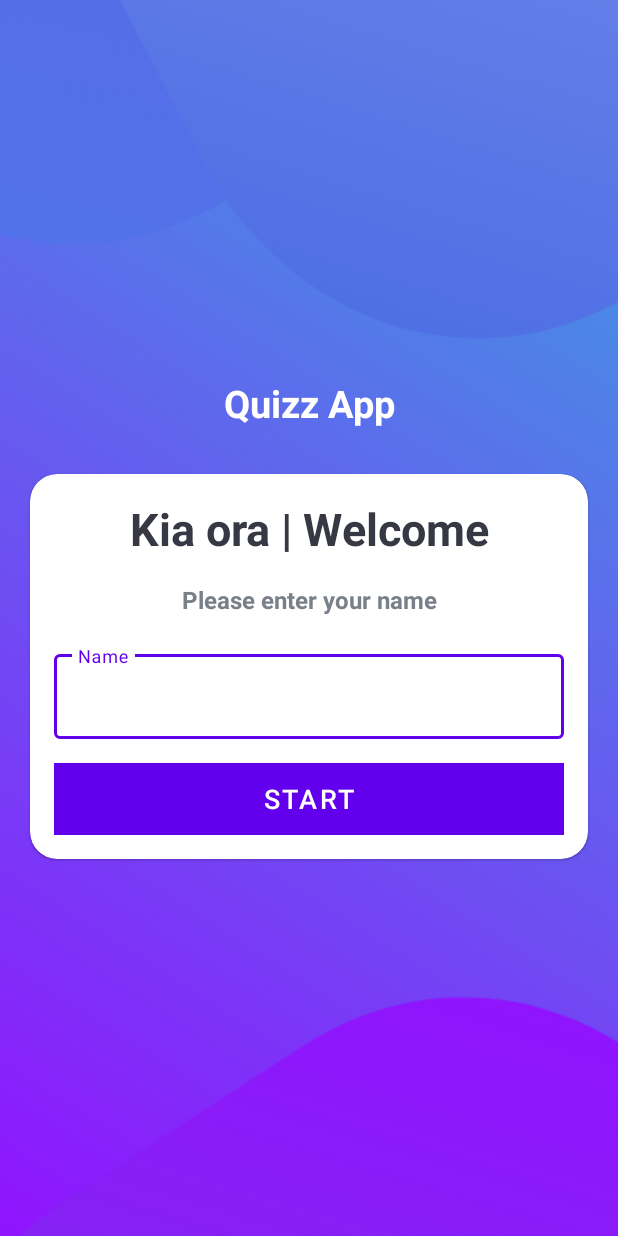
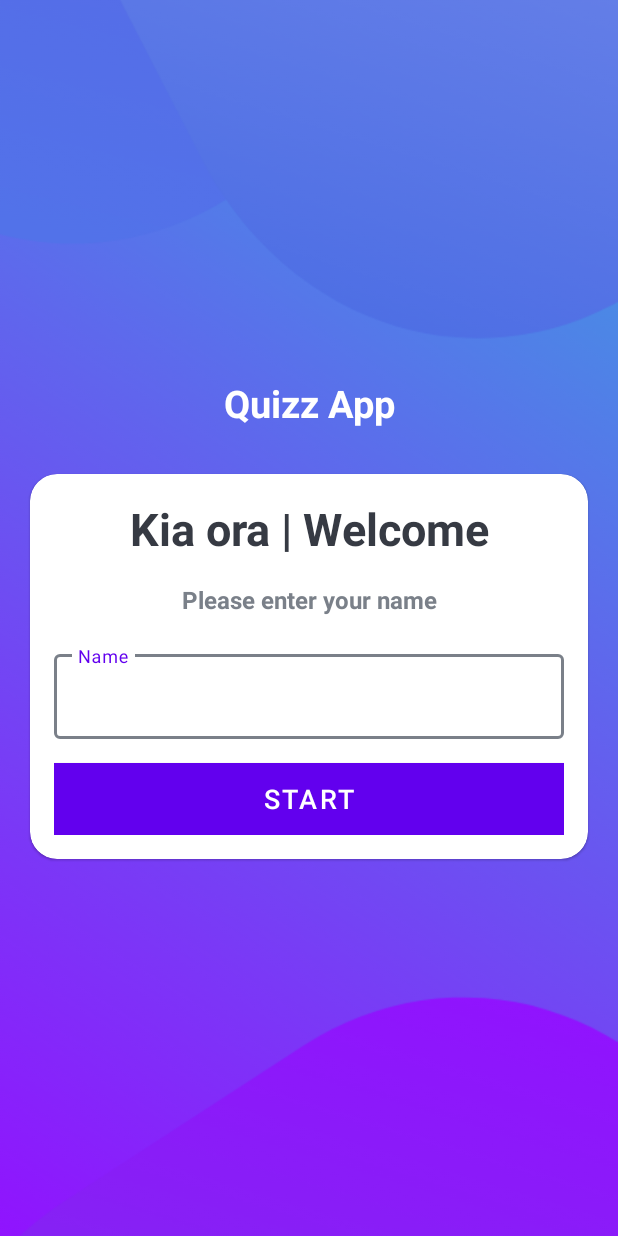
Before and after one commit to tehau26nz/quizzApp, an Android app: the screen it shows after launch (MainActivity), on a phone screen of 412 x 824 dp. Run offline under Robolectric (Android 15) with nearby library versions, the phone set to English and light mode, and no system bars.

Commit message:
Light and Dark mode fixed

```diff
--- a/app/src/main/res/drawable/correct_option_border_bg.xml
+++ b/app/src/main/res/drawable/correct_option_border_bg.xml
@@ -1,7 +1,6 @@
 <?xml version="1.0" encoding="utf-8"?>
 <shape xmlns:android="http://schemas.android.com/apk/res/android"
     android:shape="rectangle">
-
     <solid android:color="@color/green_validate"/>
     <corners android:radius="5dp"/>
 </shape>
--- a/app/src/main/res/drawable/default_option_border_bg.xml
+++ b/app/src/main/res/drawable/default_option_border_bg.xml
@@ -3,7 +3,7 @@
     android:shape="rectangle">
     <stroke
         android:width="1dp"
-        android:color="#E8E8E8"/>
+        android:color="@color/default_stroke_color"/>
     <solid android:color="@color/white"/>
     <corners android:radius="5dp"/>
 </shape>
--- a/app/src/main/res/drawable/wrong_option_border_bg.xml
+++ b/app/src/main/res/drawable/wrong_option_border_bg.xml
@@ -1,7 +1,6 @@
 <?xml version="1.0" encoding="utf-8"?>
 <shape xmlns:android="http://schemas.android.com/apk/res/android"
     android:shape="rectangle">
-
     <solid android:color="@color/red_error"/>
     <corners android:radius="5dp"/>
 </shape>
--- a/app/src/main/res/layout/activity_main.xml
+++ b/app/src/main/res/layout/activity_main.xml
@@ -41,7 +41,7 @@
                 android:textSize="30sp"
                 android:textStyle="bold"
                 android:gravity="center"
-                android:textColor="#363843"
+                android:textColor="@color/dark_grey"
                 />
 
             <TextView
@@ -52,7 +52,7 @@
                 android:layout_marginTop="16dp"
                 android:textStyle="bold"
                 android:gravity="center"
-                android:textColor="#7A8089"
+                android:textColor="@color/light_grey"
                 />
 
             <com.google.android.material.textfield.TextInputLayout
@@ -60,6 +60,8 @@
                 android:layout_height="wrap_content"
                 style="@style/Widget.MaterialComponents.TextInputLayout.OutlinedBox"
                 android:layout_marginTop="20dp"
+                android:textColorHint="@color/light_grey"
+                app:boxStrokeColor="@color/light_grey"
                 >
 
                 <androidx.appcompat.widget.AppCompatEditText
@@ -69,7 +71,6 @@
                     android:hint="Name"
                     android:inputType="textCapWords"
                     android:textColor="@color/dark_grey"
-                    android:textColorHint="@color/light_grey"
                     />
 
             </com.google.android.material.textfield.TextInputLayout>
@@ -79,7 +80,7 @@
                 android:layout_width="match_parent"
                 android:layout_height="wrap_content"
                 android:layout_marginTop="16dp"
-                android:background="@color/design_default_color_on_primary"
+                android:background="@color/design_default_color_primary"
                 android:text="Start"
                 android:textColor="@color/white"
                 android:textSize="18sp"
--- a/app/src/main/res/layout/activity_quizz_questions.xml
+++ b/app/src/main/res/layout/activity_quizz_questions.xml
@@ -1,10 +1,10 @@
 <?xml version="1.0" encoding="utf-8"?>
 <ScrollView xmlns:android="http://schemas.android.com/apk/res/android"
-    xmlns:app="http://schemas.android.com/apk/res-auto"
     xmlns:tools="http://schemas.android.com/tools"
     android:layout_width="match_parent"
     android:layout_height="match_parent"
     android:fillViewport="true"
+    android:background="@color/white"
     tools:context=".QuizQuestionsActivity">
 
     <LinearLayout
--- a/app/src/main/res/values/colors.xml
+++ b/app/src/main/res/values/colors.xml
@@ -12,4 +12,5 @@
     <color name="text_color_selected">#363A43</color>
     <color name="green_validate">#55FF49</color>
     <color name="red_error">#E94F37</color>
+    <color name="default_stroke_color">#E8E8E8</color>
 </resources>
```
